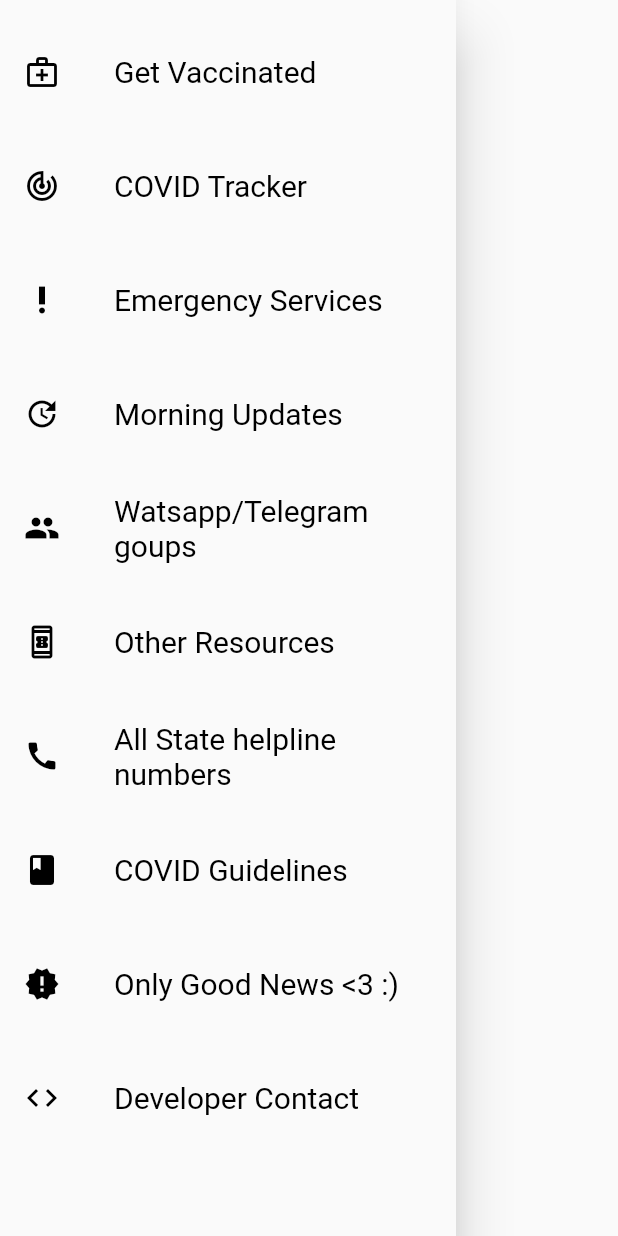
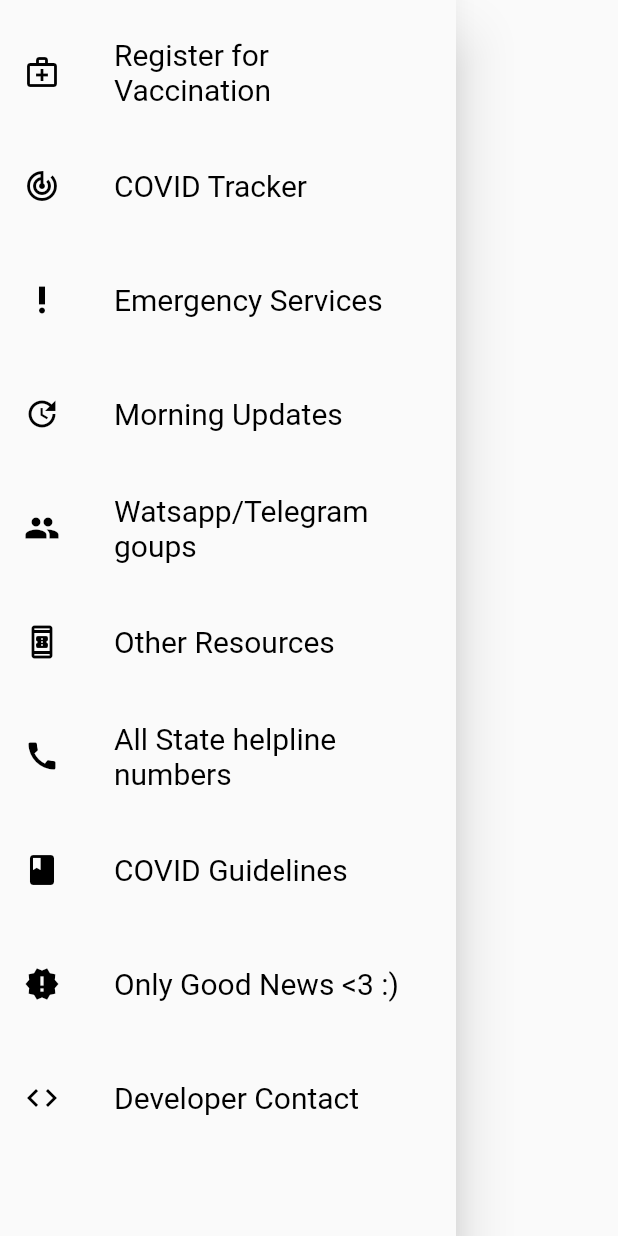
Before and after one commit to oojas/Covcode, a Flutter app: what drawer() shows on an empty page, opened directly, on a phone screen of 412 x 824 dp. Run offline on Flutter 3.47's test engine with Material 2 defaults, Android fonts, the light colour scheme and no system bars; our stand-ins replace google_fonts, percent_indicator; missing offline and left inert: footer, route_transitions.

Commit message:
Pushed updates

```diff
--- a/lib/Drawer.dart
+++ b/lib/Drawer.dart
@@ -115,7 +115,7 @@ class drawer extends StatelessWidget {
                 Icons.medical_services_outlined,
                 color: Colors.black,
               ),
-              title: Text('Get Vaccinated',
+              title: Text('Register for Vaccination',
                   style: GoogleFonts.roboto(color: Colors.black, fontSize: 20)),
               onTap: () {
                 _launchURLgetVaccinated();
```
